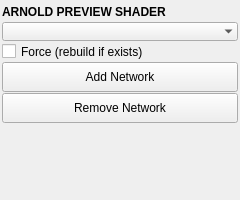
Old version of the form mayatk/mat_utils/arnold_bridge.ui in the repository m3trik/mayatk.
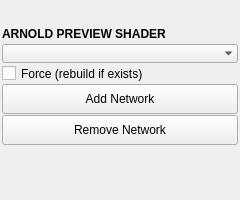
New version of the form. Custom widgets are drawn as their Qt base class.

Patch:
```diff
--- a/mayatk/mat_utils/arnold_bridge.ui
+++ b/mayatk/mat_utils/arnold_bridge.ui
@@ -195,6 +195,9 @@
         <property name="orientation">
          <enum>Qt::Vertical</enum>
         </property>
+        <property name="sizeType">
+         <enum>QSizePolicy::Fixed</enum>
+        </property>
         <property name="sizeHint" stdset="0">
          <size>
           <width>0</width>
```
